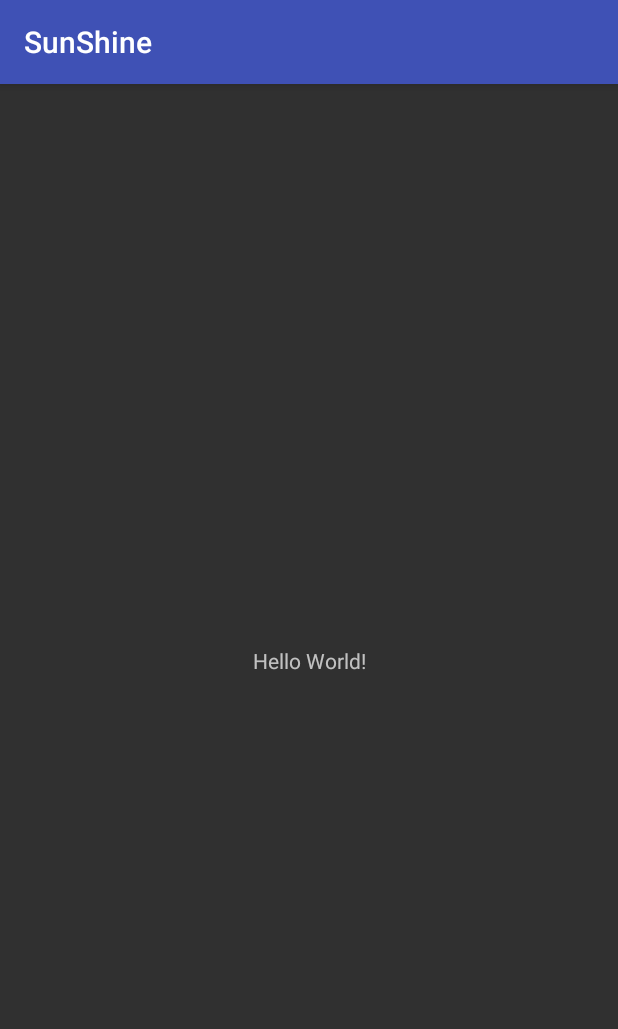
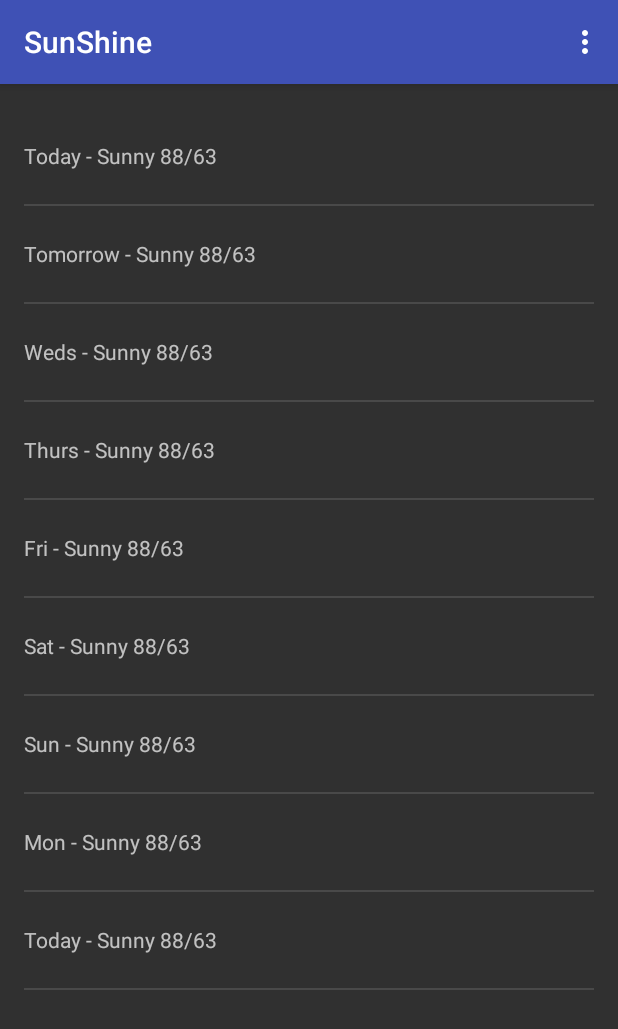
Before and after one commit to msalah104/SunShine, an Android app: the screen it shows after launch (MainActivity), on a phone screen of 412 x 824 dp. Shown: the top 1029 px of the screen. Run offline under Robolectric (Android 15) with nearby library versions, the phone set to English and light mode, and no system bars.

Commit message:
first look

```diff
--- a/app/build.gradle
+++ b/app/build.gradle
@@ -5,7 +5,7 @@ android {
     buildToolsVersion "23.0.1"
     defaultConfig {
         applicationId "sunshine.msalah.com.sunshine"
-        minSdkVersion 10
+        minSdkVersion 11
         targetSdkVersion 23
         versionCode 1
         versionName "1.0"
@@ -26,5 +26,6 @@ dependencies {
     })
     compile 'com.android.support:appcompat-v7:23.4.0'
     compile 'com.android.support.constraint:constraint-layout:1.0.0-alpha3'
+    compile 'com.android.support:support-v4:23.4.0'
     testCompile 'junit:junit:4.12'
 }
--- a/app/src/main/AndroidManifest.xml
+++ b/app/src/main/AndroidManifest.xml
@@ -8,7 +8,7 @@
         android:label="@string/app_name"
         android:supportsRtl="true"
         android:theme="@style/AppTheme">
-        <activity android:name=".MainActivity">
+        <activity android:name=".Views.MainActivity">
             <intent-filter>
                 <action android:name="android.intent.action.MAIN" />
 
--- a/app/src/main/java/sunshine/msalah/com/sunshine/MainActivity.java
+++ /dev/null
@@ -1,13 +0,0 @@
-package sunshine.msalah.com.sunshine;
-
-import android.support.v7.app.AppCompatActivity;
-import android.os.Bundle;
-
-public class MainActivity extends AppCompatActivity {
-
-    @Override
-    protected void onCreate(Bundle savedInstanceState) {
-        super.onCreate(savedInstanceState);
-        setContentView(R.layout.activity_main);
-    }
-}
--- /dev/null
+++ b/app/src/main/java/sunshine/msalah/com/sunshine/Views/ForecastFragment.java
@@ -0,0 +1,118 @@
+package sunshine.msalah.com.sunshine.Views;
+
+import android.os.Bundle;
+import android.support.v4.app.Fragment;
+import android.view.LayoutInflater;
+import android.view.Menu;
+import android.view.MenuInflater;
+import android.view.MenuItem;
+import android.view.View;
+import android.view.ViewGroup;
+import android.widget.ArrayAdapter;
+import android.widget.ListView;
+
+import java.util.ArrayList;
+import java.util.Arrays;
+import java.util.List;
+
+import sunshine.msalah.com.sunshine.R;
+
+
+/**
+ * A simple {@link Fragment} subclass.
+ * Activities that contain this fragment must implement the
+ * {@link ForecastFragment.OnFragmentInteractionListener} interface
+ * to handle interaction events.
+ * Use the {@link ForecastFragment#newInstance} factory method to
+ * create an instance of this fragment.
+ */
+public class ForecastFragment extends Fragment {
+    // TODO: Rename parameter arguments, choose names that match
+    // the fragment initialization parameters, e.g. ARG_ITEM_NUMBER
+    private static final String ARG_PARAM1 = "param1";
+    private static final String ARG_PARAM2 = "param2";
+
+    // TODO: Rename and change types of parameters
+    private String mParam1;
+    private String mParam2;
+
+
+    public ForecastFragment() {
+        // Required empty public constructor
+    }
+
+    /**
+     * Use this factory method to create a new instance of
+     * this fragment using the provided parameters.
+     *
+     * @param param1 Parameter 1.
+     * @param param2 Parameter 2.
+     * @return A new instance of fragment ForecastFragment.
+     */
+
+
+
+    // TODO: Rename and change types and number of parameters
+    public static ForecastFragment newInstance(String param1, String param2) {
+        ForecastFragment fragment = new ForecastFragment();
+        Bundle args = new Bundle();
+        args.putString(ARG_PARAM1, param1);
+        args.putString(ARG_PARAM2, param2);
+        fragment.setArguments(args);
+        return fragment;
+    }
+
+    @Override
+    public void onCreate(Bundle savedInstanceState) {
+        super.onCreate(savedInstanceState);
+        if (getArguments() != null) {
+            mParam1 = getArguments().getString(ARG_PARAM1);
+            mParam2 = getArguments().getString(ARG_PARAM2);
+        }
+        setHasOptionsMenu(true);
+
+
+    }
+
+    @Override
+    public View onCreateView(LayoutInflater inflater, ViewGroup container,
+                             Bundle savedInstanceState) {
+        // Inflate the layout for this fragment
+
+        View rootView = inflater.inflate(R.layout.fragment_forecast, container, false);
+
+        String [] listOfDays = {"Today - Sunny 88/63",
+                "Tomorrow - Sunny 88/63",
+                "Weds - Sunny 88/63",
+                "Thurs - Sunny 88/63",
+                "Fri - Sunny 88/63",
+                "Sat - Sunny 88/63",
+                "Sun - Sunny 88/63",
+                "Mon - Sunny 88/63",
+                "Today - Sunny 88/63"};
+
+        List <String> weekForecast = new ArrayList<String>(Arrays.asList(listOfDays));
+
+        ListView listView = (ListView) rootView.findViewById(R.id.listview_forecast);
+
+        ArrayAdapter arrayAdapter = new ArrayAdapter(getActivity(), R.layout.list_item_forcast,
+                R.id.list_item_forecast_textview, weekForecast);
+
+        listView.setAdapter(arrayAdapter);
+        return rootView;
+    }
+
+    @Override
+    public void onCreateOptionsMenu(Menu menu, MenuInflater inflater) {
+        inflater.inflate(R.menu.forcaste_fragment,menu);
+    }
+
+    @Override
+    public boolean onOptionsItemSelected(MenuItem item) {
+
+        if (item.getItemId() == R.id.action_refresh){
+            return  true;
+        }
+        return super.onOptionsItemSelected(item);
+    }
+}
--- /dev/null
+++ b/app/src/main/java/sunshine/msalah/com/sunshine/Views/MainActivity.java
@@ -0,0 +1,35 @@
+package sunshine.msalah.com.sunshine.Views;
+
+import android.os.Bundle;
+import android.support.v4.app.Fragment;
+import android.support.v4.app.FragmentManager;
+import android.support.v4.app.FragmentTransaction;
+import android.support.v7.app.AppCompatActivity;
+import android.view.Menu;
+import android.view.MenuInflater;
+
+import sunshine.msalah.com.sunshine.R;
+
+public class MainActivity extends AppCompatActivity {
+
+    @Override
+    protected void onCreate(Bundle savedInstanceState) {
+        super.onCreate(savedInstanceState);
+//        setContentView(R.layout.activity_main);
+        setFragment(new ForecastFragment());
+    }
+
+    void setFragment(Fragment fragment){
+        FragmentManager fragmentManager = getSupportFragmentManager();
+        FragmentTransaction fragmentTransaction = fragmentManager.beginTransaction();
+        fragmentTransaction.replace(android.R.id.content, fragment);
+        fragmentTransaction.commit();
+    }
+
+    @Override
+    public boolean onCreateOptionsMenu(Menu menu) {
+        MenuInflater menuInflater = getMenuInflater();
+        menuInflater.inflate(R.menu.forcaste_fragment, menu);
+        return true;
+    }
+}
--- a/app/src/main/res/layout/activity_main.xml
+++ b/app/src/main/res/layout/activity_main.xml
@@ -1,19 +1,14 @@
 <?xml version="1.0" encoding="utf-8"?>
-<android.support.constraint.ConstraintLayout xmlns:android="http://schemas.android.com/apk/res/android"
+<RelativeLayout xmlns:android="http://schemas.android.com/apk/res/android"
     xmlns:app="http://schemas.android.com/apk/res-auto"
     xmlns:tools="http://schemas.android.com/tools"
     android:id="@+id/activity_main"
     android:layout_width="match_parent"
     android:layout_height="match_parent"
-    tools:context="sunshine.msalah.com.sunshine.MainActivity">
+    tools:context="sunshine.msalah.com.sunshine.Views.MainActivity">
 
-    <TextView
-        android:layout_width="wrap_content"
-        android:layout_height="wrap_content"
-        android:text="Hello World!"
-        app:layout_constraintBottom_toBottomOf="@+id/activity_main"
-        app:layout_constraintLeft_toLeftOf="@+id/activity_main"
-        app:layout_constraintRight_toRightOf="@+id/activity_main"
-        app:layout_constraintTop_toTopOf="@+id/activity_main" />
-
-</android.support.constraint.ConstraintLayout>
+    <fragment
+        android:id="@+id/main_fragment"
+        android:layout_width="match_parent"
+        android:layout_height="match_parent"/>
+</RelativeLayout>
--- /dev/null
+++ b/app/src/main/res/layout/fragment_forecast.xml
@@ -0,0 +1,14 @@
+<FrameLayout xmlns:android="http://schemas.android.com/apk/res/android"
+    xmlns:tools="http://schemas.android.com/tools"
+    android:layout_width="match_parent"
+    android:layout_height="match_parent"
+    tools:context="sunshine.msalah.com.sunshine.Views.ForecastFragment">
+
+    <!-- TODO: Update blank fragment layout -->
+
+    <ListView
+        android:layout_width="match_parent"
+        android:layout_height="match_parent"
+        android:id="@+id/listview_forecast"
+        android:layout_margin="@dimen/activity_horizontal_margin"/>
+</FrameLayout>
--- /dev/null
+++ b/app/src/main/res/layout/list_item_forcast.xml
@@ -0,0 +1,12 @@
+<?xml version="1.0" encoding="utf-8"?>
+
+<TextView android:text="Today - Sunny - 88/63 "
+    android:layout_width="wrap_content"
+    android:layout_height="wrap_content"
+    android:id="@+id/list_item_forecast_textview"
+    android:layout_weight="1"
+    android:minHeight="?android:attr/listPreferredItemHeight"
+    android:gravity="center_vertical"
+    android:layout_margin="@dimen/activity_horizontal_margin"
+    xmlns:android="http://schemas.android.com/apk/res/android">
+    </TextView>
--- /dev/null
+++ b/app/src/main/res/menu/forcaste_fragment.xml
@@ -0,0 +1,4 @@
+<?xml version="1.0" encoding="utf-8"?>
+<menu xmlns:android="http://schemas.android.com/apk/res/android">
+<item android:id="@+id/action_refresh" android:title="@string/refresh" ></item>
+</menu>
--- a/app/src/main/res/values/strings.xml
+++ b/app/src/main/res/values/strings.xml
@@ -1,3 +1,8 @@
 <resources>
     <string name="app_name">SunShine</string>
+
+    <string name="refresh" translatable="false">Refresh</string>
+
+    <!-- TODO: Remove or change this placeholder text -->
+    <string name="hello_blank_fragment">Hello blank fragment</string>
 </resources>
```
Also changed, not shown: app/src/main/java/sunshine/msalah/com/sunshine/Controllers/FetchWaetherTask.java (added, +89 -0 lines), app/src/main/java/sunshine/msalah/com/sunshine/MainFragment.java (deleted, +0 -10 lines), app/src/main/java/sunshine/msalah/com/sunshine/Model/Util/SunshineConstants.java (added, +22 -0 lines), app/src/main/java/sunshine/msalah/com/sunshine/Model/Util/SunshineUtil.java (added, +21 -0 lines), app/src/main/res/layout/demo_screen.xml (added, +43 -0 lines).
